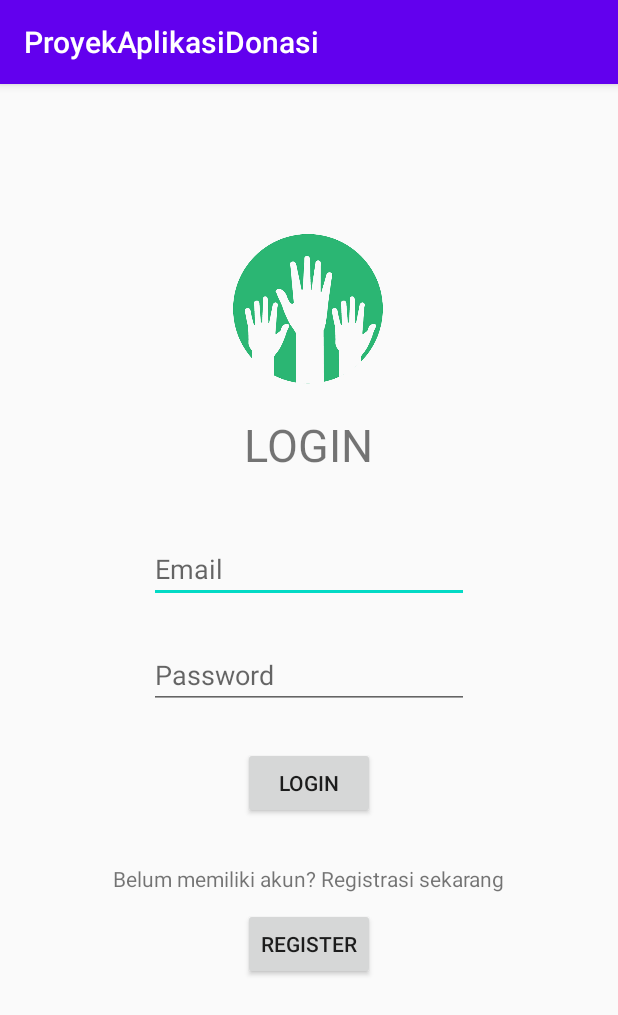
After one commit to winlian99/ProyekAplikasiDonasi, an Android app: the LoginActivity screen opened directly, with no data from a screen before it, on a phone screen of 412 x 824 dp. The commit adds this screen. Shown: the top 1015 px of the screen. Run offline under Robolectric (Android 15) with nearby library versions, the phone set to English and light mode, and no system bars; our stand-ins replace Firebase (no records; nobody signed in at launch, a user with empty details on screens opened directly).

Commit message:
Add Independency, Login Act, Register Act, Signout belum kembali ke Login Act

```diff
--- a/app/build.gradle
+++ b/app/build.gradle
@@ -1,6 +1,7 @@
 apply plugin: 'com.android.application'
 apply plugin: 'kotlin-android'
 apply plugin: 'kotlin-android-extensions'
+apply plugin: 'com.google.gms.google-services'
 
 android {
     compileSdkVersion 29
@@ -44,6 +45,11 @@ dependencies {
     implementation 'androidx.navigation:navigation-ui-ktx:2.3.1'
     implementation 'androidx.lifecycle:lifecycle-viewmodel-ktx:2.2.0'
     implementation 'androidx.cardview:cardview:1.0.0'
+    implementation 'com.google.firebase:firebase-auth:20.0.1'
+    implementation 'com.google.firebase:firebase-firestore:22.0.0'
+    implementation 'com.google.firebase:firebase-firestore-ktx:22.0.0'
+    implementation 'com.google.firebase:firebase-database-ktx:19.5.1'
+    implementation 'com.google.firebase:firebase-database:16.0.5'
     testImplementation 'junit:junit:4.12'
     androidTestImplementation 'androidx.test.ext:junit:1.1.2'
     androidTestImplementation 'androidx.test.espresso:espresso-core:3.3.0'
--- a/app/src/main/AndroidManifest.xml
+++ b/app/src/main/AndroidManifest.xml
@@ -9,7 +9,8 @@
         android:roundIcon="@mipmap/ic_launcher_round"
         android:supportsRtl="true"
         android:theme="@style/AppTheme">
-
+        <activity android:name=".ui.register.RegisterActivity"></activity>
+        <activity android:name=".ui.login.LoginActivity" />
         <activity
             android:name=".MainActivity"
             android:label="@string/app_name">
--- /dev/null
+++ b/app/src/main/java/com/example/proyekaplikasidonasi/ui/login/LoginActivity.kt
@@ -0,0 +1,57 @@
+package com.example.proyekaplikasidonasi.ui.login
+
+import android.content.Intent
+import androidx.appcompat.app.AppCompatActivity
+import android.os.Bundle
+import android.widget.Toast
+import com.example.proyekaplikasidonasi.MainActivity
+import com.example.proyekaplikasidonasi.R
+import com.example.proyekaplikasidonasi.ui.register.RegisterActivity
+import com.google.firebase.auth.FirebaseAuth
+import kotlinx.android.synthetic.main.activity_login.*
+
+class LoginActivity : AppCompatActivity() {
+    private lateinit var mAuth : FirebaseAuth
+
+    override fun onCreate(savedInstanceState: Bundle?) {
+        super.onCreate(savedInstanceState)
+        setContentView(R.layout.activity_login)
+
+        mAuth = FirebaseAuth.getInstance()
+
+        login_button_login.setOnClickListener{
+            loginUser()
+        }
+        login_button_register.setOnClickListener{
+            val intent = Intent(this@LoginActivity, RegisterActivity::class.java)
+            startActivity(intent)
+        }
+    }
+    private fun loginUser() {
+        var email : String = login_email.text.toString()
+        var password : String = login_password.text.toString()
+
+        if(email == ""){
+            Toast.makeText(this@LoginActivity,"Fill the empt field", Toast.LENGTH_LONG).show()
+        }
+        else if(password == ""){
+            Toast.makeText(this@LoginActivity,"Fill the empt field", Toast.LENGTH_LONG).show()
+        }
+        else{
+            mAuth.signInWithEmailAndPassword(email, password)
+                .addOnCompleteListener{ task ->
+                    if (task.isSuccessful){
+                        Toast.makeText(this@LoginActivity,"Login Success!", Toast.LENGTH_LONG).show()
+                        val intent = Intent(this@LoginActivity, MainActivity::class.java)
+                        startActivity(intent)
+                    }
+                    else{
+                        Toast.makeText(this@LoginActivity,"Error Message: " + task.exception!!.message.toString(),
+                            Toast.LENGTH_LONG).show()
+                        login_email.setText("")
+                        login_password.setText("")
+                    }
+                }
+        }
+    }
+}
--- /dev/null
+++ b/app/src/main/res/layout/activity_login.xml
@@ -0,0 +1,86 @@
+<?xml version="1.0" encoding="utf-8"?>
+<androidx.constraintlayout.widget.ConstraintLayout xmlns:android="http://schemas.android.com/apk/res/android"
+    xmlns:app="http://schemas.android.com/apk/res-auto"
+    xmlns:tools="http://schemas.android.com/tools"
+    android:layout_width="match_parent"
+    android:layout_height="match_parent"
+    tools:context=".ui.login.LoginActivity">
+
+    <ImageView
+        android:id="@+id/imageView"
+        android:layout_width="100dp"
+        android:layout_height="100dp"
+        android:layout_marginTop="100dp"
+        app:layout_constraintEnd_toEndOf="parent"
+        app:layout_constraintHorizontal_bias="0.498"
+        app:layout_constraintStart_toStartOf="parent"
+        app:layout_constraintTop_toTopOf="parent"
+        app:srcCompat="@drawable/donasi_logo" />
+
+    <TextView
+        android:id="@+id/textView"
+        android:layout_width="wrap_content"
+        android:layout_height="wrap_content"
+        android:layout_marginTop="20dp"
+        android:text="LOGIN"
+        android:textSize="30sp"
+        app:layout_constraintEnd_toEndOf="parent"
+        app:layout_constraintHorizontal_bias="0.498"
+        app:layout_constraintStart_toStartOf="parent"
+        app:layout_constraintTop_toBottomOf="@+id/imageView" />
+
+    <EditText
+        android:id="@+id/login_email"
+        android:layout_width="wrap_content"
+        android:layout_height="wrap_content"
+        android:layout_marginTop="40dp"
+        android:ems="10"
+        android:hint="Email"
+        android:inputType="textPersonName"
+        app:layout_constraintEnd_toEndOf="parent"
+        app:layout_constraintStart_toStartOf="parent"
+        app:layout_constraintTop_toBottomOf="@+id/textView" />
+
+    <EditText
+        android:id="@+id/login_password"
+        android:layout_width="wrap_content"
+        android:layout_height="wrap_content"
+        android:layout_marginTop="25dp"
+        android:ems="10"
+        android:hint="Password"
+        android:inputType="textPassword"
+        app:layout_constraintEnd_toEndOf="parent"
+        app:layout_constraintStart_toStartOf="parent"
+        app:layout_constraintTop_toBottomOf="@+id/login_email" />
+
+    <Button
+        android:id="@+id/login_button_login"
+        android:layout_width="wrap_content"
+        android:layout_height="wrap_content"
+        android:layout_marginTop="25dp"
+        android:text="LOGIN"
+        app:layout_constraintEnd_toEndOf="parent"
+        app:layout_constraintStart_toStartOf="parent"
+        app:layout_constraintTop_toBottomOf="@+id/login_password" />
+
+    <TextView
+        android:id="@+id/textView2"
+        android:layout_width="wrap_content"
+        android:layout_height="wrap_content"
+        android:layout_marginTop="30dp"
+        android:text="Belum memiliki akun? Registrasi sekarang"
+        app:layout_constraintEnd_toEndOf="parent"
+        app:layout_constraintStart_toStartOf="parent"
+        app:layout_constraintTop_toBottomOf="@+id/login_button_login" />
+
+    <Button
+        android:id="@+id/login_button_register"
+        android:layout_width="wrap_content"
+        android:layout_height="wrap_content"
+        android:layout_marginTop="10dp"
+        android:text="REGISTER"
+        app:layout_constraintEnd_toEndOf="parent"
+        app:layout_constraintStart_toStartOf="parent"
+        app:layout_constraintTop_toBottomOf="@+id/textView2" />
+
+</androidx.constraintlayout.widget.ConstraintLayout>
--- a/build.gradle
+++ b/build.gradle
@@ -8,6 +8,7 @@ buildscript {
     dependencies {
         classpath "com.android.tools.build:gradle:4.0.1"
         classpath "org.jetbrains.kotlin:kotlin-gradle-plugin:$kotlin_version"
+        classpath 'com.google.gms:google-services:4.3.4'
 
         // NOTE: Do not place your application dependencies here; they belong
         // in the individual module build.gradle files
```
Also changed, not shown: app/src/main/java/com/example/proyekaplikasidonasi/MainActivity.kt (+27 -0 lines), app/src/main/java/com/example/proyekaplikasidonasi/ui/profile/ProfileFragment.kt (+8 -2 lines), app/src/main/java/com/example/proyekaplikasidonasi/ui/register/RegisterActivity.kt (added, +77 -0 lines), app/src/main/res/layout/activity_register.xml (added, +90 -0 lines), app/src/main/res/layout/fragment_profile.xml (+5 -4 lines), app/src/main/res/drawable/donasi_logo.png (added).
